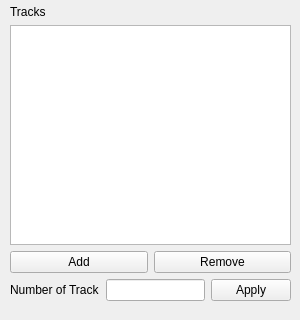
This is forms/platformpropertywidget.ui in JuPedSim/jpseditor as Qt 5 draws it before an edit; both pictures show x 0 to 300 and y 280 to 600 of the 300 by 600 pixel window. The edited form follows.
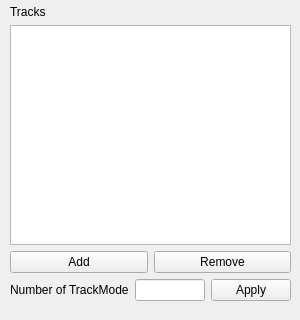
This is the edited form.

```diff
--- a/forms/platformpropertywidget.ui
+++ b/forms/platformpropertywidget.ui
@@ -96,7 +96,7 @@
       <item>
        <widget class="QLabel" name="label_2">
         <property name="text">
-         <string>Number of Track</string>
+         <string>Number of TrackMode</string>
         </property>
        </widget>
       </item>
```
